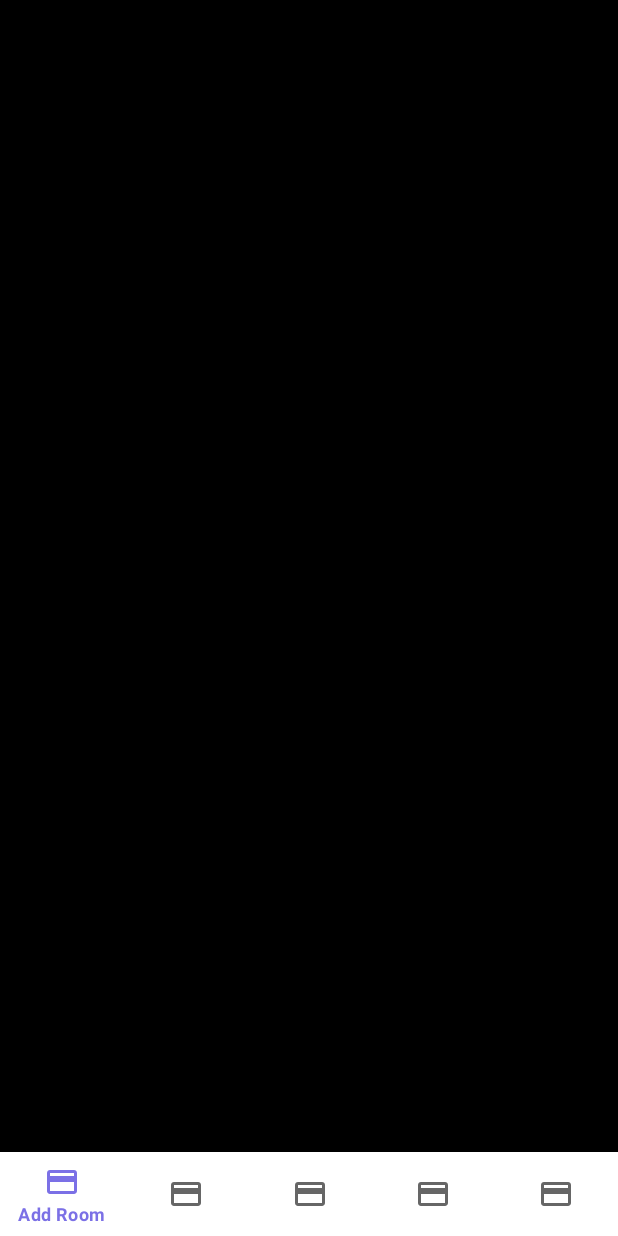
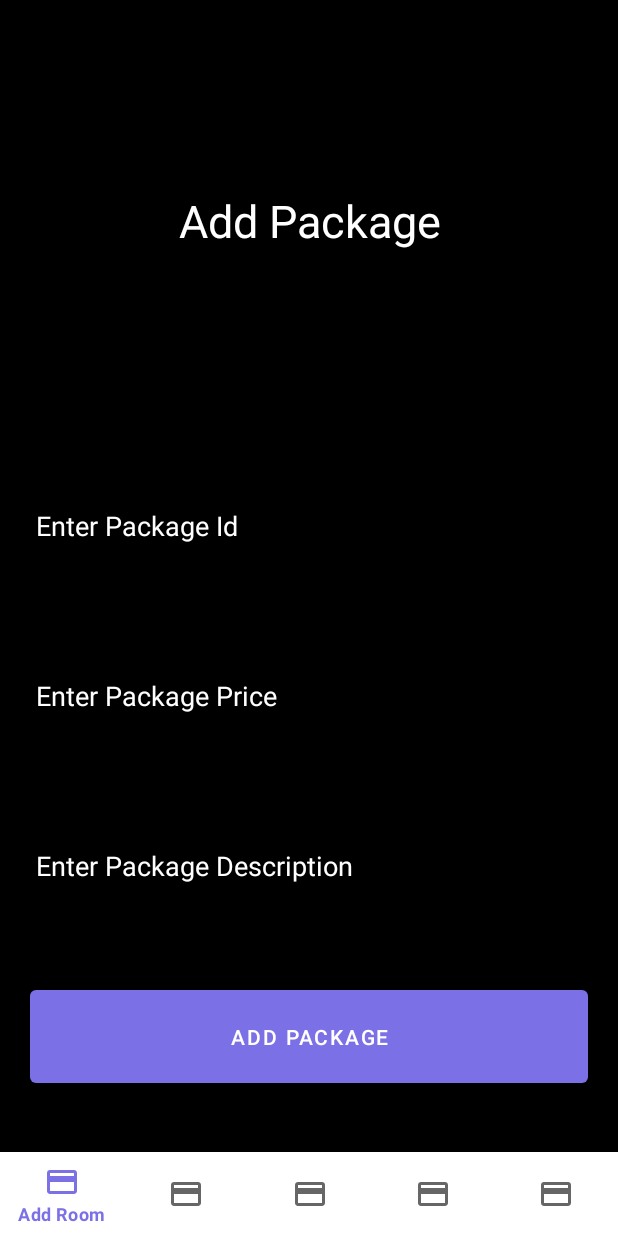
Before and after one commit to ShahabBngsh/HotelManagementApp, an Android app: the fragment addPackageFragment placed in its activity, on a phone screen of 412 x 824 dp. Run offline under Robolectric (Android 15) with nearby library versions, the phone set to English and light mode, and no system bars; our stand-ins replace Firebase (no records; nobody signed in at launch, a user with empty details on screens opened directly).

Commit message:
Add package is completed

```diff
--- a/app/src/main/java/com/shahab/hms/addPackageFragment.java
+++ b/app/src/main/java/com/shahab/hms/addPackageFragment.java
@@ -7,6 +7,12 @@ import androidx.fragment.app.Fragment;
 import android.view.LayoutInflater;
 import android.view.View;
 import android.view.ViewGroup;
+import android.widget.Button;
+import android.widget.EditText;
+import android.widget.Toast;
+
+import com.google.firebase.database.DatabaseReference;
+import com.google.firebase.database.FirebaseDatabase;
 
 /**
  * A simple {@link Fragment} subclass.
@@ -14,6 +20,10 @@ import android.view.ViewGroup;
  * create an instance of this fragment.
  */
 public class addPackageFragment extends Fragment {
+    EditText price, desc, packageId;
+    Button addPackage;
+    DatabaseReference storePackageReference;
+    FirebaseDatabase database;
 
     // TODO: Rename parameter arguments, choose names that match
     // the fragment initialization parameters, e.g. ARG_ITEM_NUMBER
@@ -59,6 +69,25 @@ public class addPackageFragment extends Fragment {
     public View onCreateView(LayoutInflater inflater, ViewGroup container,
                              Bundle savedInstanceState) {
         // Inflate the layout for this fragment
-        return inflater.inflate(R.layout.fragment_add_package, container, false);
+        View view= inflater.inflate(R.layout.fragment_add_package, container, false);
+        packageId=view.findViewById(R.id.addPackage_Id);
+        price=view.findViewById(R.id.addPackage_Price);
+        desc=view.findViewById(R.id.addPackage_Description);
+        addPackage=view.findViewById(R.id.addPackage_addPackage);
+        addPackage.setOnClickListener(new View.OnClickListener() {
+            @Override
+            public void onClick(View v) {
+                database= FirebaseDatabase.getInstance();
+                storePackageReference=database.getReference("Package");
+                storePackageReference.push().setValue(
+                        new Package(
+                            packageId.getText().toString(),
+                            desc.getText().toString(),
+                            price.getText().toString())
+                );
+                Toast.makeText(getActivity(),"New Package Added", Toast.LENGTH_SHORT).show();
+            }
+        });
+        return view;
     }
 }
--- a/app/src/main/res/layout/fragment_add_package.xml
+++ b/app/src/main/res/layout/fragment_add_package.xml
@@ -6,9 +6,63 @@
     tools:context=".addPackageFragment">
 
     <!-- TODO: Update blank fragment layout -->
-    <TextView
+    <LinearLayout
+        android:layout_marginBottom="20dp"
         android:layout_width="match_parent"
         android:layout_height="match_parent"
-        android:text="@string/hello_blank_fragment" />
+        android:weightSum="8"
+        android:orientation="vertical"
+        android:background="@color/black">
+        <TextView
+            android:id="@+id/addPackage_Title"
+            android:layout_width="match_parent"
+            android:layout_height="0dp"
+            android:layout_weight="4"
+            android:text="Add Package"
+            android:textSize="30dp"
+            android:gravity="center"
+            android:textColor="@color/white">
+
+        </TextView>
+        <EditText
+            android:id="@+id/addPackage_Id"
+            android:layout_margin="20dp"
+            android:layout_width="match_parent"
+            android:layout_height="0dp"
+            android:layout_weight="1"
+            android:hint="Enter Package Id"
+            android:textColorHint="@color/white"
+            android:textColor="@color/white">
+        </EditText>
+        <EditText
+            android:id="@+id/addPackage_Price"
+            android:layout_margin="20dp"
+            android:layout_width="match_parent"
+            android:layout_height="0dp"
+            android:layout_weight="1"
+            android:hint="Enter Package Price"
+            android:textColorHint="@color/white"
+            android:textColor="@color/white">
+        </EditText>
+        <EditText
+            android:id="@+id/addPackage_Description"
+            android:layout_margin="20dp"
+            android:layout_width="match_parent"
+            android:layout_height="0dp"
+            android:layout_weight="1"
+            android:hint="Enter Package Description"
+            android:textColorHint="@color/white"
+            android:textColor="@color/white">
+        </EditText>
+        <Button
+            android:id="@+id/addPackage_addPackage"
+            android:layout_margin="20dp"
+            android:layout_width="match_parent"
+            android:layout_height="0dp"
+            android:layout_weight="1"
+            android:text="Add Package"
+            android:textColor="@color/white">
+        </Button>
+    </LinearLayout>
 
 </FrameLayout>
```
Also changed, not shown: app/src/main/java/com/shahab/hms/Package.java (added, +35 -0 lines), app/src/main/java/com/shahab/hms/addRoomFragment.java (+4 -4 lines).
